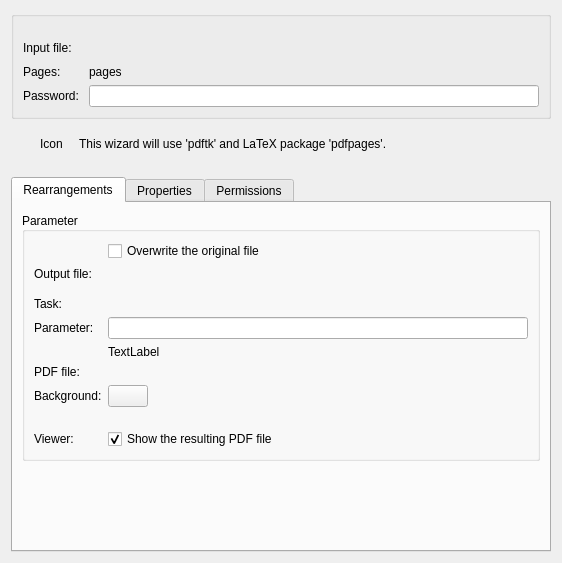
This is src/dialogs/pdf-wizard/pdfdialog_base.ui in KDE/kile as Qt 5 draws it before an edit. The edited form follows.
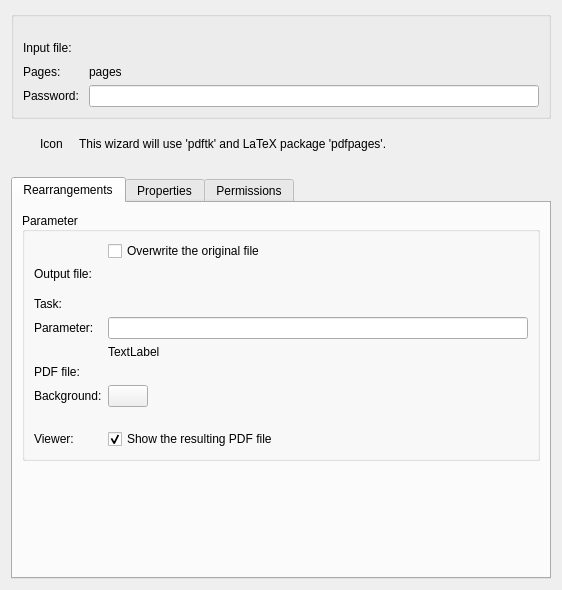
This is the edited form. Custom widgets are drawn as their Qt base class.

Commit message: PDF Wizard: make the information label fit completely

```diff
--- a/src/dialogs/pdf-wizard/pdfdialog_base.ui
+++ b/src/dialogs/pdf-wizard/pdfdialog_base.ui
@@ -7,7 +7,7 @@
     <x>0</x>
     <y>0</y>
     <width>562</width>
-    <height>563</height>
+    <height>590</height>
    </rect>
   </property>
   <layout class="QVBoxLayout" name="verticalLayout_4">
```
Left out of the diff: 17 changed lines with no effect on the pictures.
